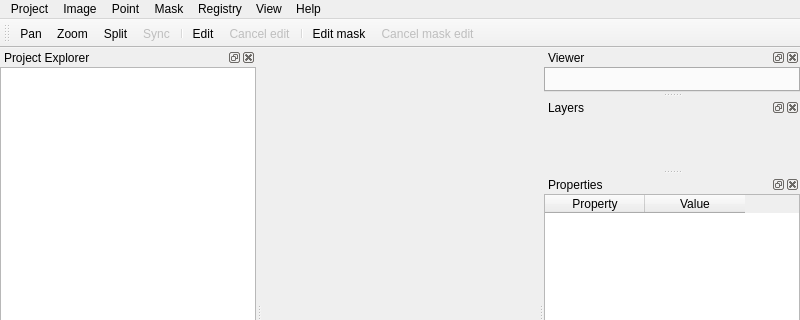
Before: the Qt Designer form mainwindow.ui in GastonMauroDiaz/rcaiman-projects, drawn with Qt 5; both pictures show x 0 to 800 and y 0 to 320 of the 800 by 600 pixel window.
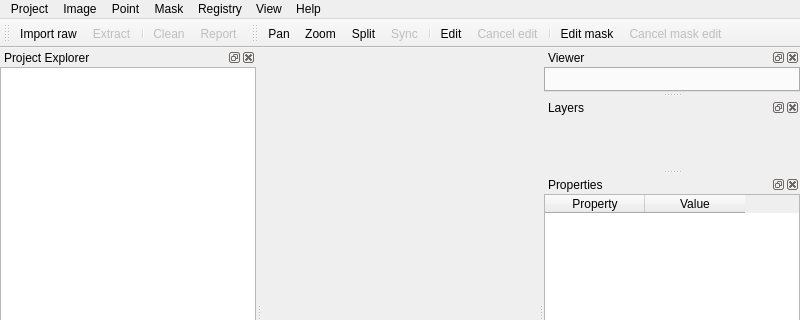
After: the same form once the commit is applied. Icons and pictures are not drawn. Custom widgets are drawn as their Qt base class.

What changed in the file:
```diff
--- a/mainwindow.ui
+++ b/mainwindow.ui
@@ -114,11 +114,24 @@
    <addaction name="menuHelp"/>
   </widget>
   <widget class="QStatusBar" name="statusbar"/>
-  <widget class="QMenu" name="menuRecentProjects">
-   <property name="title">
-    <string>Recent Projects</string>
+  <widget class="QToolBar" name="projectToolBar">
+   <property name="windowTitle">
+    <string>Project</string>
    </property>
-   <addaction name="actionRecentDummy"/>
+   <property name="toolButtonStyle">
+    <enum>Qt::ToolButtonTextBesideIcon</enum>
+   </property>
+   <attribute name="toolBarArea">
+    <enum>TopToolBarArea</enum>
+   </attribute>
+   <attribute name="toolBarBreak">
+    <bool>false</bool>
+   </attribute>
+   <addaction name="actionImportRaw"/>
+   <addaction name="actionExtractRawData"/>
+   <addaction name="separator"/>
+   <addaction name="actionCleanProject"/>
+   <addaction name="actionProjectReport"/>
   </widget>
   <widget class="QToolBar" name="toolBar">
    <property name="windowTitle">
@@ -288,6 +301,9 @@
    <property name="text">
     <string>Clean...</string>
    </property>
+   <property name="iconText">
+    <string>Clean</string>
+   </property>
   </action>
   <action name="actionEditProjectDescription">
    <property name="enabled">
@@ -309,6 +325,9 @@
    <property name="text">
     <string>Report...</string>
    </property>
+   <property name="iconText">
+    <string>Report</string>
+   </property>
   </action>
   <action name="actionBuildMetadataRules">
    <property name="enabled">
@@ -338,6 +357,9 @@
    <property name="text">
     <string>Import raw...</string>
    </property>
+   <property name="iconText">
+    <string>Import raw</string>
+   </property>
   </action>
   <action name="actionExtractRawData">
    <property name="enabled">
@@ -346,6 +368,9 @@
    <property name="text">
     <string>Extract raw data and metadata</string>
    </property>
+   <property name="iconText">
+    <string>Extract</string>
+   </property>
   </action>
   <action name="actionImportLegacyJpegs">
    <property name="enabled">
```
Left out of the diff: 28 changed lines with no effect on the pictures. Lines whose indentation alone changed are shown as unchanged.
